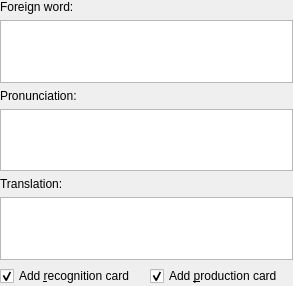
Qt form mnemosyne/mnemosyne/pyqt_ui/card_threesided_wdgt.ui (vasvlad/pomni) before a commit.
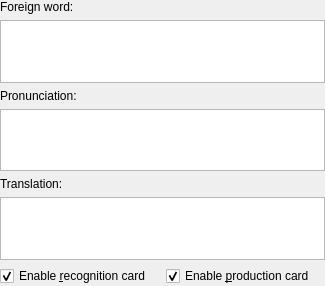
The same form after that commit.

```diff
--- a/mnemosyne/mnemosyne/pyqt_ui/card_threesided_wdgt.ui
+++ b/mnemosyne/mnemosyne/pyqt_ui/card_threesided_wdgt.ui
@@ -5,7 +5,7 @@
    <rect>
     <x>0</x>
     <y>0</y>
-    <width>293</width>
+    <width>325</width>
     <height>286</height>
    </rect>
   </property>
@@ -110,7 +110,7 @@
        <item>
         <widget class="QCheckBox" name="recognition" >
          <property name="text" >
-          <string>Add &amp;recognition card</string>
+          <string>Enable &amp;recognition card</string>
          </property>
          <property name="checked" >
           <bool>true</bool>
@@ -120,7 +120,7 @@
        <item>
         <widget class="QCheckBox" name="production" >
          <property name="text" >
-          <string>Add &amp;production card</string>
+          <string>Enable &amp;production card</string>
          </property>
          <property name="checked" >
           <bool>true</bool>
```
